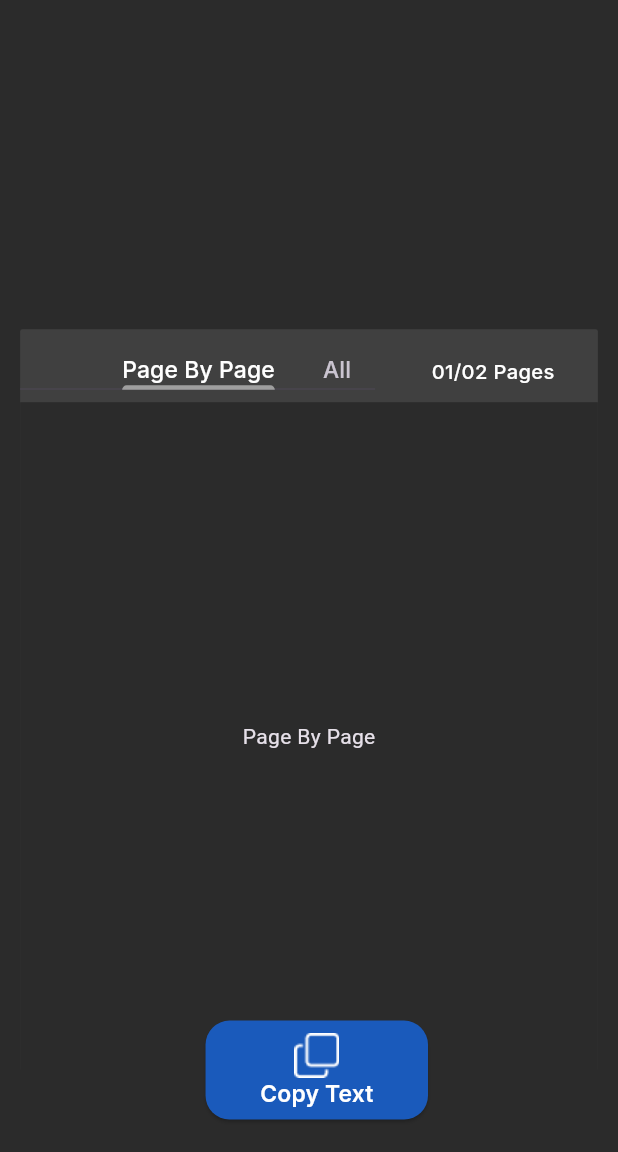
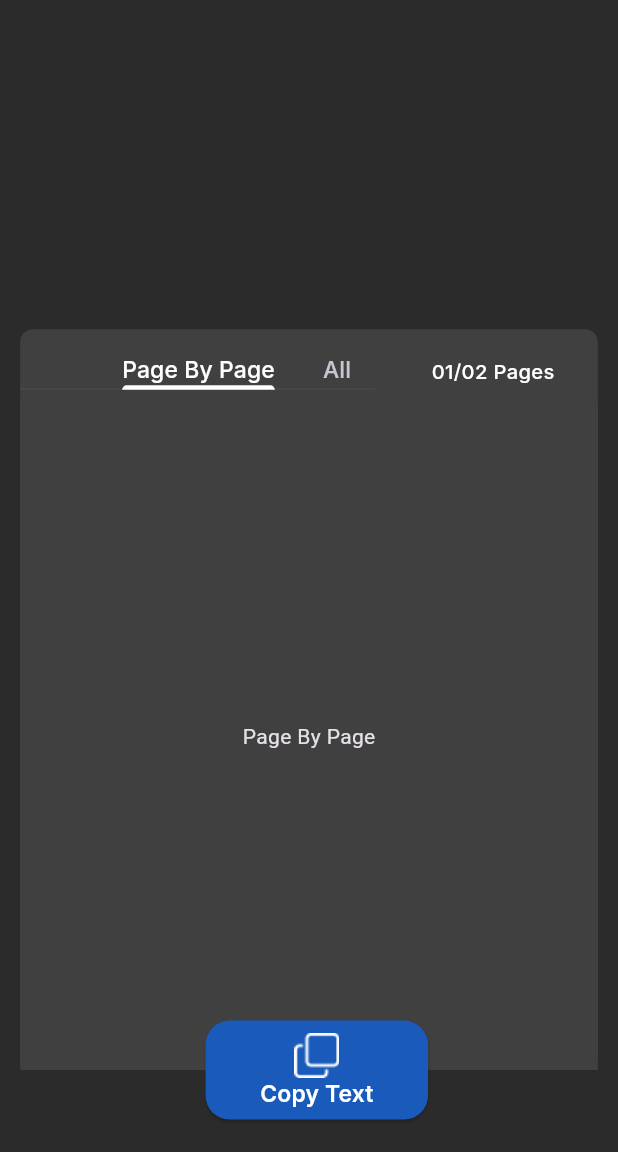
Before and after one commit to iDevCraft/Text-Converter, a Flutter app: the Resultpage screen opened directly with empty values, on a phone screen of 412 x 824 dp, the part 84-1236 px from its top. Run offline on Flutter 3.47's test engine with Material 3 defaults, Android fonts, the phone set to English and light mode, and no system bars; our stand-ins replace device_info_plus, google_fonts, permission_handler, responsive_sizer; missing offline and left inert: external_path, google_mlkit_text_recognition, photo_manager.

Commit message:
Update UI colors and border radius in screens
Replaced custom lightGrey background with a fixed color in AllPage and PageByPage screens. Increased border radius and updated TabBar indicator color to white in Resultpage for improved UI consistency.

```diff
--- a/lib/screens/helper/all_page.dart
+++ b/lib/screens/helper/all_page.dart
@@ -1,5 +1,4 @@
 import 'package:flutter/material.dart';
-import 'package:text_converter/helper/string_images.dart';
 
 class AllPage extends StatefulWidget {
   const AllPage({super.key});
@@ -12,7 +11,7 @@ class _AllPageState extends State<AllPage> {
   @override
   Widget build(BuildContext context) {
     return Scaffold(
-      backgroundColor: lightGrey,
+      backgroundColor: Color(0xff404040),
       body: Center(child: Text("All Page")),
     );
   }
--- a/lib/screens/helper/page_by_page.dart
+++ b/lib/screens/helper/page_by_page.dart
@@ -1,5 +1,4 @@
 import 'package:flutter/material.dart';
-import 'package:text_converter/helper/string_images.dart';
 
 class PageByPage extends StatefulWidget {
   const PageByPage({super.key});
@@ -12,7 +11,7 @@ class _PageByPageState extends State<PageByPage> {
   @override
   Widget build(BuildContext context) {
     return Scaffold(
-      backgroundColor: lightGrey,
+      backgroundColor: Color(0xff404040),
       body: Center(child: Text("Page By Page")),
     );
   }
--- a/lib/screens/resultpage.dart
+++ b/lib/screens/resultpage.dart
@@ -94,7 +94,7 @@ class _ResultpageState extends State<Resultpage> {
                       margin: EdgeInsets.only(bottom: 5.h),
                       width: double.infinity,
                       decoration: BoxDecoration(
-                        borderRadius: BorderRadius.circular(5.sp),
+                        borderRadius: BorderRadius.circular(12.sp),
                         color: Color(0xff404040),
                       ),
                       child: Column(
@@ -110,7 +110,7 @@ class _ResultpageState extends State<Resultpage> {
                                     onTap: ontapped,
                                     indicatorSize: TabBarIndicatorSize.label,
                                     // labelPadding: EdgeInsets.only(left: 5.w),
-                                    indicatorColor: lightGreyy,
+                                    indicatorColor: Colors.white,
                                     labelStyle: GoogleFonts.inter(
                                       fontSize: 16.sp,
                                       color: Colors.white,
```
